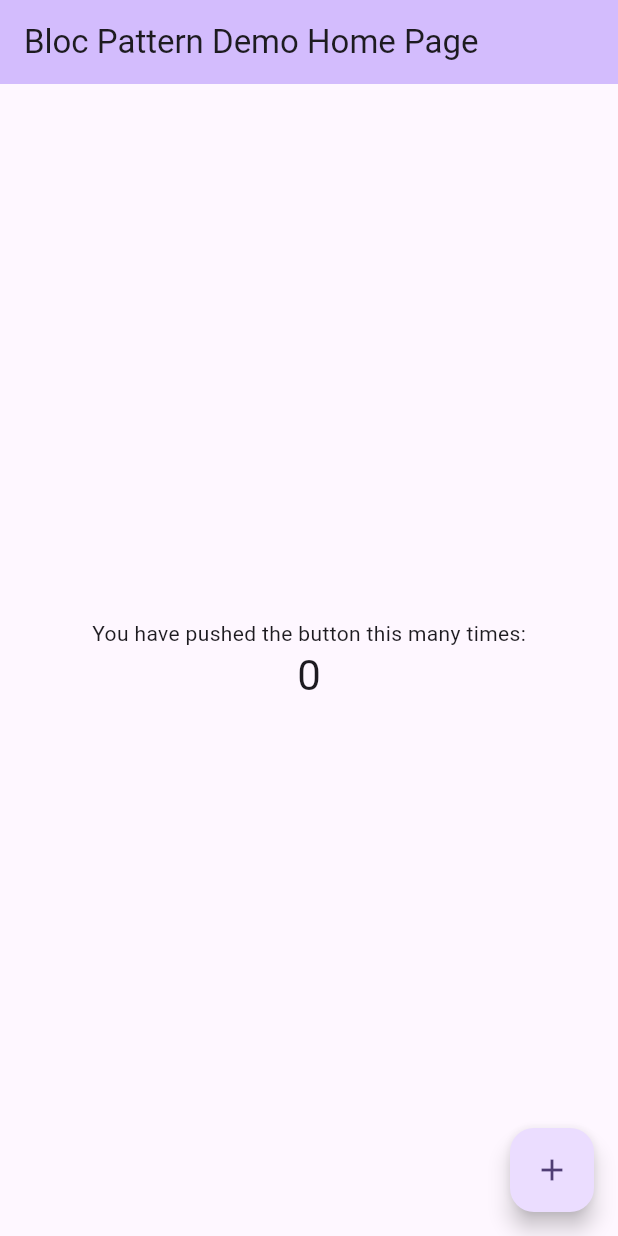
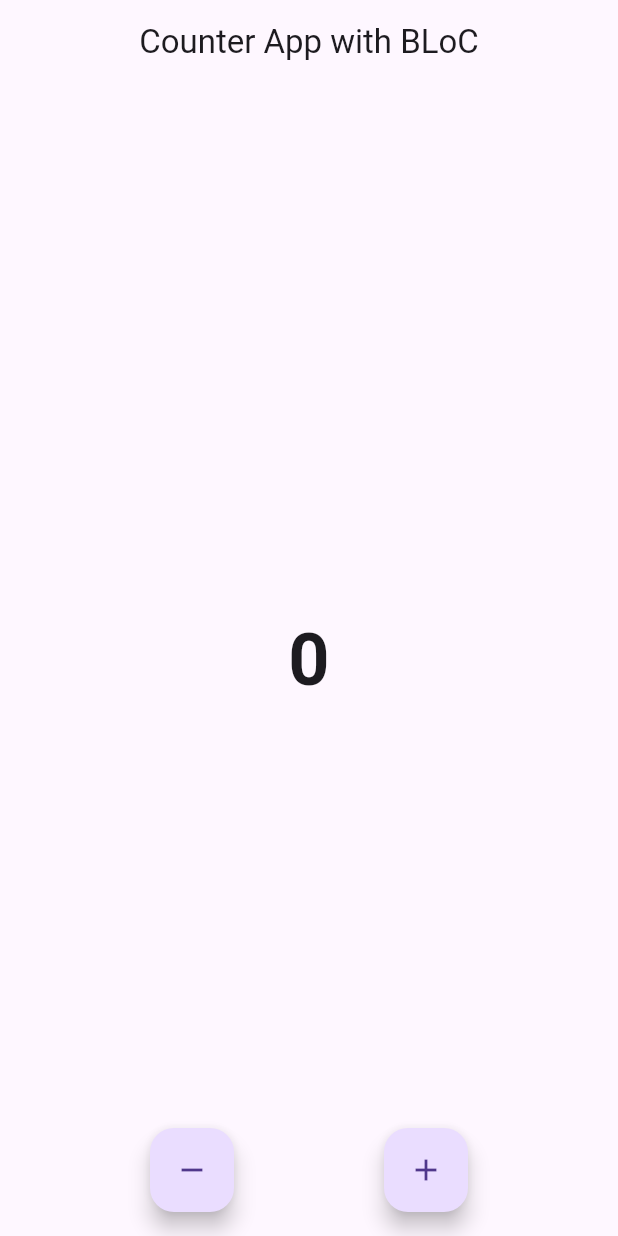
Before and after one commit to oyefalak/bloc_pattern_demo, a Flutter app: the screen it shows after launch, on a phone screen of 412 x 824 dp. Run offline on Flutter 3.47's test engine with Material 3 defaults, Android fonts, the phone set to English and light mode, and no system bars; our stand-ins replace flutter_bloc.

Commit message:
Bloc pattern demo

```diff
--- /dev/null
+++ b/lib/framework/counter_bloc/counter_bloc.dart
@@ -0,0 +1,17 @@
+import 'package:flutter_bloc/flutter_bloc.dart';
+
+part 'counter_event.dart';
+
+part 'counter_state.dart';
+
+/// Counter Bloc
+class CounterBloc extends Bloc<CounterEvent, CounterState> {
+  CounterBloc() : super(const CounterState(counter: 0)) {
+    on<CounterIncremented>((event, emit) {
+      emit(CounterState(counter: state.counter + 1));
+    });
+    on<CounterDecremented>((event, emit) {
+      emit(CounterState(counter: state.counter - 1));
+    });
+  }
+}
--- /dev/null
+++ b/lib/framework/counter_bloc/counter_event.dart
@@ -0,0 +1,8 @@
+part of 'counter_bloc.dart';
+
+/// Counter Events
+abstract class CounterEvent {}
+
+class CounterIncremented extends CounterEvent {}
+
+class CounterDecremented extends CounterEvent {}
--- /dev/null
+++ b/lib/framework/counter_bloc/counter_state.dart
@@ -0,0 +1,8 @@
+part of 'counter_bloc.dart';
+
+/// Counter State
+class CounterState {
+  final int counter;
+
+  const CounterState({required this.counter});
+}
--- a/lib/main.dart
+++ b/lib/main.dart
@@ -1,4 +1,7 @@
+import 'package:bloc_pattern_demo/framework/counter_bloc/counter_bloc.dart';
+import 'package:bloc_pattern_demo/ui/counter_page.dart';
 import 'package:flutter/material.dart';
+import 'package:flutter_bloc/flutter_bloc.dart';
 
 void main() {
   runApp(const MyApp());
@@ -10,59 +13,11 @@ class MyApp extends StatelessWidget {
   @override
   Widget build(BuildContext context) {
     return MaterialApp(
-      title: 'Bloc Pattern Demo',
-      theme: ThemeData(
-        colorScheme: ColorScheme.fromSeed(seedColor: Colors.deepPurple),
-        useMaterial3: true,
-      ),
-      home: const MyHomePage(title: 'Bloc Pattern Demo Home Page'),
-    );
-  }
-}
-
-class MyHomePage extends StatefulWidget {
-  const MyHomePage({super.key, required this.title});
-
-  final String title;
-
-  @override
-  State<MyHomePage> createState() => _MyHomePageState();
-}
-
-class _MyHomePageState extends State<MyHomePage> {
-  int _counter = 0;
-
-  void _incrementCounter() {
-    setState(() {
-      _counter++;
-    });
-  }
-
-  @override
-  Widget build(BuildContext context) {
-    return Scaffold(
-      appBar: AppBar(
-        backgroundColor: Theme.of(context).colorScheme.inversePrimary,
-        title: Text(widget.title),
-      ),
-      body: Center(
-        child: Column(
-          mainAxisAlignment: MainAxisAlignment.center,
-          children: <Widget>[
-            const Text(
-              'You have pushed the button this many times:',
-            ),
-            Text(
-              '$_counter',
-              style: Theme.of(context).textTheme.headlineMedium,
-            ),
-          ],
-        ),
-      ),
-      floatingActionButton: FloatingActionButton(
-        onPressed: _incrementCounter,
-        tooltip: 'Increment',
-        child: const Icon(Icons.add),
+      debugShowCheckedModeBanner: false,
+      title: 'Counter App with BLoC',
+      home: BlocProvider(
+        create: (_) => CounterBloc(),
+        child: const CounterPage(),
       ),
     );
   }
--- /dev/null
+++ b/lib/ui/counter_page.dart
@@ -0,0 +1,42 @@
+import 'package:bloc_pattern_demo/framework/counter_bloc/counter_bloc.dart';
+import 'package:flutter/material.dart';
+import 'package:flutter_bloc/flutter_bloc.dart';
+
+/// CounterPage Widget
+class CounterPage extends StatelessWidget {
+  const CounterPage({super.key});
+
+  @override
+  Widget build(BuildContext context) {
+    return Scaffold(
+      appBar: AppBar(
+        title: const Text('Counter App with BLoC'),
+        centerTitle: true,
+      ),
+      body: BlocBuilder<CounterBloc, CounterState>(
+        builder: (context, state) {
+          return Center(
+            child: Text(
+              '${state.counter}',
+              style: const TextStyle(fontSize: 48, fontWeight: FontWeight.bold),
+            ),
+          );
+        },
+      ),
+      floatingActionButton: Row(
+        mainAxisAlignment: MainAxisAlignment.spaceEvenly,
+        children: [
+          FloatingActionButton(
+            onPressed: () => context.read<CounterBloc>().add(CounterDecremented()),
+            child: const Icon(Icons.remove),
+          ),
+          FloatingActionButton(
+            onPressed: () => context.read<CounterBloc>().add(CounterIncremented()),
+            child: const Icon(Icons.add),
+          ),
+        ],
+      ),
+      floatingActionButtonLocation: FloatingActionButtonLocation.centerFloat,
+    );
+  }
+}
--- a/pubspec.yaml
+++ b/pubspec.yaml
@@ -30,7 +30,7 @@ environment:
 dependencies:
   flutter:
     sdk: flutter
-
+  flutter_bloc: ^8.1.6
 
   # The following adds the Cupertino Icons font to your application.
   # Use with the CupertinoIcons class for iOS style icons.
```
Also changed, not shown: pubspec.lock.
